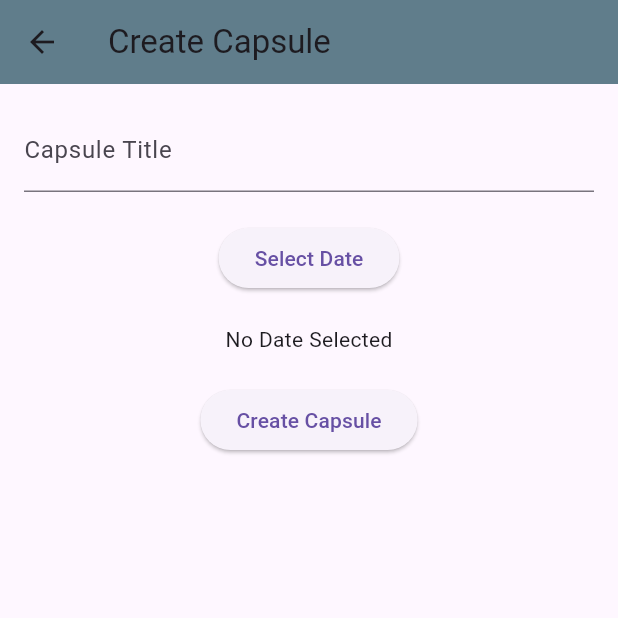
After one commit to eth4n22/ChronoCapsuleUpdated, a Flutter app: the CreateCapsuleScreen screen opened directly, on a phone screen of 412 x 824 dp, the top half of it. The commit adds this screen. Run offline on Flutter 3.47's test engine with Material 3 defaults, Android fonts, the light colour scheme and no system bars; our stand-ins replace firebase_auth, firebase_core; accounts and stored records are empty.

Commit message:
Milestone 1 Submission with Technical Proof of Concept

```diff
--- /dev/null
+++ b/lib/create_capsule_screen.dart
@@ -0,0 +1,80 @@
+import 'package:flutter/material.dart';
+import 'main.dart';
+
+class CreateCapsuleScreen extends StatefulWidget {
+  const CreateCapsuleScreen({super.key});
+
+  @override
+  _CreateCapsuleScreenState createState() => _CreateCapsuleScreenState();
+}
+
+class _CreateCapsuleScreenState extends State<CreateCapsuleScreen> {
+  final TextEditingController _titleController = TextEditingController();
+  DateTime? _selectedDate;
+
+  @override
+  Widget build(BuildContext context) {
+    return Scaffold(
+      appBar: AppBar(
+        title: const Text('Create Capsule'),
+        backgroundColor: Colors.blueGrey,
+      ),
+      body: Padding(
+        padding: const EdgeInsets.all(16.0),
+        child: Column(
+          children: [
+            TextField(
+              controller: _titleController,
+              decoration: const InputDecoration(labelText: 'Capsule Title'),
+            ),
+            const SizedBox(height: 20),
+            ElevatedButton(
+              onPressed: () => _selectDate(context),
+              child: const Text('Select Date'),
+            ),
+            const SizedBox(height: 20),
+            Text(
+              _selectedDate != null
+                  ? 'Selected Date: ${_selectedDate!.toLocal()}'
+                  : 'No Date Selected',
+            ),
+            const SizedBox(height: 20),
+            ElevatedButton(
+              onPressed: () {
+                if (_titleController.text.isNotEmpty && _selectedDate != null) {
+                  final newCapsule = Capsule(
+                    title: _titleController.text,
+                    date: _selectedDate!,
+                  );
+                  Navigator.pop(context, newCapsule);
+                } else {
+                  // Show an error message if the title or date is not selected
+                  ScaffoldMessenger.of(context).showSnackBar(
+                    const SnackBar(
+                      content: Text('Please enter a title and select a date'),
+                    ),
+                  );
+                }
+              },
+              child: const Text('Create Capsule'),
+            ),
+          ],
+        ),
+      ),
+    );
+  }
+
+  Future<void> _selectDate(BuildContext context) async {
+    final DateTime? pickedDate = await showDatePicker(
+      context: context,
+      initialDate: DateTime.now(),
+      firstDate: DateTime.now(),
+      lastDate: DateTime(DateTime.now().year + 10),
+    );
+    if (pickedDate != null && pickedDate != _selectedDate) {
+      setState(() {
+        _selectedDate = pickedDate;
+      });
+    }
+  }
+}
```
Also changed, not shown: lib/main.dart (+40 -26 lines).
